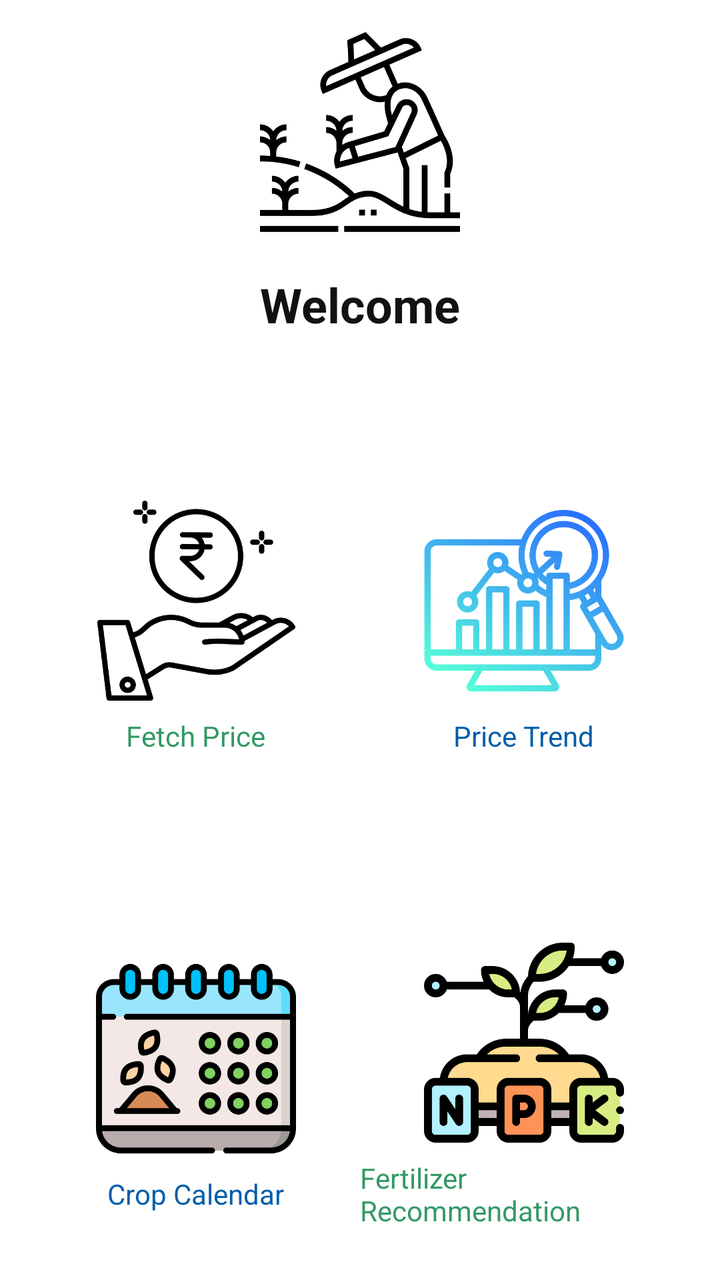
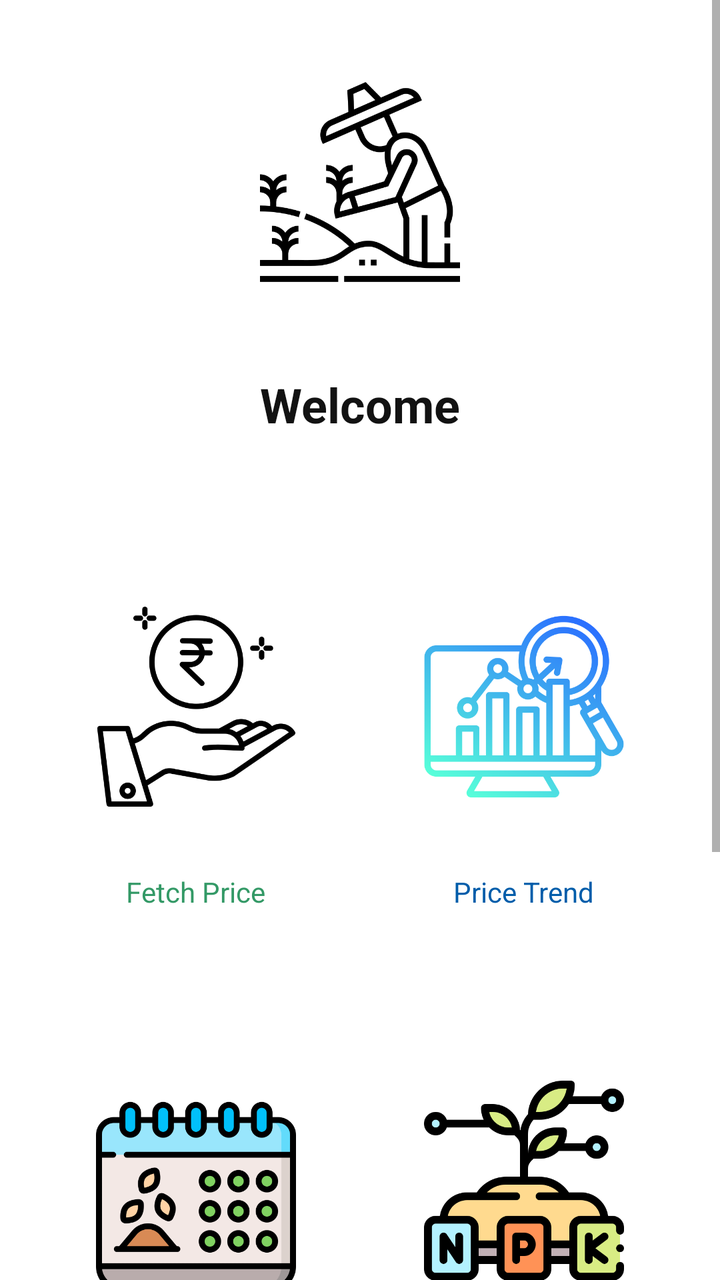

An Android layout rendered at two revisions. The XML below is the earlier revision; the diff shows what the commit changed to produce the second picture.
<!-- AndroidManifest.xml: application theme Theme.AgriPriceChecker -->
<!-- res/layout/activity_main.xml -->
<?xml version="1.0" encoding="utf-8"?>
<LinearLayout xmlns:android="http://schemas.android.com/apk/res/android"
    android:id="@+id/mainLayout"
    android:layout_width="match_parent"
    android:layout_height="match_parent"
    android:orientation="vertical"
    android:padding="16dp"
    android:background="@color/iffco_white"
    android:gravity="top">

    
    <ImageView
        android:layout_width="100dp"
        android:layout_height="100dp"
        android:layout_gravity="center"
        android:src="@drawable/farmer"
        android:background="@android:color/transparent"
        android:scaleType="fitCenter" />

    
    <TextView
        android:layout_width="wrap_content"
        android:layout_height="wrap_content"
        android:layout_gravity="center_horizontal"
        android:layout_marginTop="20dp"
        android:text="Welcome"
        android:textColor="@color/iffco_dark_gray"
        android:textSize="24sp"
        android:textStyle="bold" />

    
    <View
        android:layout_width="match_parent"
        android:layout_height="32dp" />

    
    <LinearLayout
        android:layout_width="match_parent"
        android:layout_height="wrap_content"
        android:orientation="horizontal"
        android:gravity="center"
        android:layout_marginBottom="24dp"
        android:layout_marginTop="50dp">

        
        <LinearLayout
            android:layout_width="0dp"
            android:layout_height="wrap_content"
            android:layout_weight="1"
            android:orientation="vertical"
            android:gravity="center">

            <ImageButton
                android:id="@+id/btnFetchPrice"
                android:layout_width="100dp"
                android:layout_height="100dp"
                android:src="@drawable/fetch_price"
                android:background="@android:color/transparent"
                android:scaleType="fitCenter" />

            <TextView
                android:layout_width="wrap_content"
                android:layout_height="wrap_content"
                android:text="Fetch Price"
                android:textColor="@color/iffco_green_light"
                android:textSize="14sp"
                android:layout_marginTop="8dp" />
        </LinearLayout>

        
        <LinearLayout
            android:layout_width="0dp"
            android:layout_height="wrap_content"
            android:layout_weight="1"
            android:orientation="vertical"
            android:gravity="center">

            <ImageButton
                android:id="@+id/btnChart"
                android:layout_width="100dp"
                android:layout_height="100dp"
                android:src="@drawable/price_trend"
                android:background="@android:color/transparent"
                android:scaleType="fitCenter" />

            <TextView
                android:layout_width="wrap_content"
                android:layout_height="wrap_content"
                android:text="Price Trend"
                android:textColor="@color/iffco_blue"
                android:textSize="14sp"
                android:layout_marginTop="8dp" />
        </LinearLayout>
    </LinearLayout>

    
    <View
        android:layout_width="match_parent"
        android:layout_height="20dp" />

    
    <LinearLayout
        android:layout_width="match_parent"
        android:layout_height="wrap_content"
        android:orientation="horizontal"
        android:gravity="center"
        android:layout_marginTop="50dp">

        
        <LinearLayout
            android:layout_width="0dp"
            android:layout_height="wrap_content"
            android:layout_weight="1"
            android:orientation="vertical"
            android:gravity="center">

            <ImageButton
                android:id="@+id/btnTip"
                android:layout_width="100dp"
                android:layout_height="100dp"
                android:src="@drawable/cropcalendar"
                android:background="@android:color/transparent"
                android:scaleType="fitCenter" />

            <TextView
                android:layout_width="wrap_content"
                android:layout_height="wrap_content"
                android:text="Crop Calendar"
                android:textSize="14sp"
                android:textColor="@color/iffco_blue"
                android:layout_marginTop="8dp" />
        </LinearLayout>

        
        <LinearLayout
            android:layout_width="0dp"
            android:layout_height="wrap_content"
            android:layout_weight="1"
            android:orientation="vertical"
            android:gravity="center">

            <ImageButton
                android:id="@+id/btnNews"
                android:layout_width="100dp"
                android:layout_height="100dp"
                android:src="@drawable/npk"
                android:background="@android:color/transparent"
                android:scaleType="fitCenter" />

            <TextView
                android:layout_width="wrap_content"
                android:layout_height="wrap_content"
                android:text="Fertilizer Recommendation"
                android:textColor="@color/iffco_green_light"
                android:textSize="14sp"
                android:layout_marginTop="8dp" />
        </LinearLayout>
    </LinearLayout>
</LinearLayout>
<!-- resources referenced by this layout -->
<resources>
  <color name="iffco_blue">#005DAA</color>
  <color name="iffco_dark_gray">#121212</color>
  <color name="iffco_green_light">#339966</color>
  <color name="iffco_white">#FFFFFF</color>
  <!-- drawable cropcalendar: png bitmap (drawable, 40437 bytes) -->
  <!-- drawable farmer: png bitmap (drawable, 23464 bytes) -->
  <!-- drawable fetch_price: png bitmap (drawable, 21748 bytes) -->
  <!-- drawable npk: png bitmap (drawable, 25942 bytes) -->
  <!-- drawable price_trend: png bitmap (drawable, 55913 bytes) -->
  <style name="Theme.AgriPriceChecker" parent="Theme.MaterialComponents.Light.DarkActionBar">
  
          
          <item name="colorPrimary">@color/iffco_green</item>
          <item name="colorPrimaryVariant">@color/iffco_blue</item>
          <item name="colorOnPrimary">@color/iffco_white</item>
  
          
          <item name="colorSecondary">@color/iffco_blue</item>
          <item name="colorOnSecondary">@color/iffco_white</item>
  
          
          <item name="android:windowBackground">@color/iffco_white</item>
  
          
          <item name="android:windowLightStatusBar" tools:targetApi="23">true</item>
  
      </style>
  <color name="iffco_green">#007A33</color>
</resources>

<!-- the commit's change to res/layout/activity_main.xml (unified diff, before → after) -->
@@ -1,159 +1,222 @@
 <?xml version="1.0" encoding="utf-8"?>
-<LinearLayout xmlns:android="http://schemas.android.com/apk/res/android"
-    android:id="@+id/mainLayout"
+<ScrollView xmlns:android="http://schemas.android.com/apk/res/android"
     android:layout_width="match_parent"
     android:layout_height="match_parent"
-    android:orientation="vertical"
-    android:padding="16dp"
-    android:background="@color/iffco_white"
-    android:gravity="top">
-
-    
-    <ImageView
-        android:layout_width="100dp"
-        android:layout_height="100dp"
-        android:layout_gravity="center"
-        android:src="@drawable/farmer"
-        android:background="@android:color/transparent"
-        android:scaleType="fitCenter" />
-
-    
-    <TextView
-        android:layout_width="wrap_content"
-        android:layout_height="wrap_content"
-        android:layout_gravity="center_horizontal"
-        android:layout_marginTop="20dp"
-        android:text="Welcome"
-        android:textColor="@color/iffco_dark_gray"
-        android:textSize="24sp"
-        android:textStyle="bold" />
-
-    
-    <View
-        android:layout_width="match_parent"
-        android:layout_height="32dp" />
-
-    
+    android:fillViewport="true">
+
     <LinearLayout
+        android:id="@+id/mainLayout"
         android:layout_width="match_parent"
         android:layout_height="wrap_content"
-        android:orientation="horizontal"
-        android:gravity="center"
-        android:layout_marginBottom="24dp"
-        android:layout_marginTop="50dp">
+        android:orientation="vertical"
+        android:padding="16dp"
+        android:background="@color/iffco_white"
+        android:gravity="top">
+
+        
+        <ImageView
+            android:layout_width="100dp"
+            android:layout_height="150dp"
+            android:layout_gravity="center"
+            android:src="@drawable/farmer"
+            android:background="@android:color/transparent"
+            android:scaleType="fitCenter" />
+
+        
+        <TextView
+            android:layout_width="wrap_content"
+            android:layout_height="wrap_content"
+            android:layout_gravity="center_horizontal"
+            android:layout_marginTop="20dp"
+            android:text="Welcome"
+            android:textColor="@color/iffco_dark_gray"
+            android:textSize="24sp"
+            android:textStyle="bold" />
+
+        <View
+            android:layout_width="match_parent"
+            android:layout_height="20dp" />
 
         
         <LinearLayout
-            android:layout_width="0dp"
-            android:layout_height="wrap_content"
-            android:layout_weight="1"
-            android:orientation="vertical"
-            android:gravity="center">
-
-            <ImageButton
-                android:id="@+id/btnFetchPrice"
-                android:layout_width="100dp"
-                android:layout_height="100dp"
-                android:src="@drawable/fetch_price"
-                android:background="@android:color/transparent"
-                android:scaleType="fitCenter" />
-
-            <TextView
-                android:layout_width="wrap_content"
-                android:layout_height="wrap_content"
-                android:text="Fetch Price"
-                android:textColor="@color/iffco_green_light"
-                android:textSize="14sp"
-                android:layout_marginTop="8dp" />
+            android:layout_width="match_parent"
+            android:layout_height="wrap_content"
+            android:orientation="horizontal"
+            android:gravity="center"
+            android:layout_marginTop="40dp">
+
+            <LinearLayout
+                android:layout_width="0dp"
+                android:layout_height="wrap_content"
+                android:layout_weight="1"
+                android:orientation="vertical"
+                android:gravity="center">
+
+                <ImageButton
+                    android:id="@+id/btnFetchPrice"
+                    android:layout_width="100dp"
+                    android:layout_height="150dp"
+                    android:src="@drawable/fetch_price"
+                    android:background="@android:color/transparent"
+                    android:scaleType="fitCenter" />
+
+                <TextView
+                    android:layout_width="wrap_content"
+                    android:layout_height="wrap_content"
+                    android:text="Fetch Price"
+                    android:textColor="@color/iffco_green_light"
+                    android:textSize="14sp"
+                    android:layout_marginTop="8dp" />
+            </LinearLayout>
+
+            <LinearLayout
+                android:layout_width="0dp"
+                android:layout_height="wrap_content"
+                android:layout_weight="1"
+                android:orientation="vertical"
+                android:gravity="center">
+
+                <ImageButton
+                    android:id="@+id/btnChart"
+                    android:layout_width="100dp"
+                    android:layout_height="150dp"
+                    android:src="@drawable/price_trend"
+                    android:background="@android:color/transparent"
+                    android:scaleType="fitCenter" />
+
+                <TextView
+                    android:layout_width="wrap_content"
+                    android:layout_height="wrap_content"
+                    android:text="Price Trend"
+                    android:textColor="@color/iffco_blue"
+                    android:textSize="14sp"
+                    android:layout_marginTop="8dp" />
+            </LinearLayout>
         </LinearLayout>
 
+        <View
+            android:layout_width="match_parent"
+            android:layout_height="20dp" />
+
         
         <LinearLayout
-            android:layout_width="0dp"
-            android:layout_height="wrap_content"
-            android:layout_weight="1"
-            android:orientation="vertical"
-            android:gravity="center">
-
-            <ImageButton
-                android:id="@+id/btnChart"
-                android:layout_width="100dp"
-                android:layout_height="100dp"
-                android:src="@drawable/price_trend"
-                android:background="@android:color/transparent"
-                android:scaleType="fitCenter" />
-
-            <TextView
-                android:layout_width="wrap_content"
-                android:layout_height="wrap_content"
-                android:text="Price Trend"
-                android:textColor="@color/iffco_blue"
-                android:textSize="14sp"
-                android:layout_marginTop="8dp" />
+            android:layout_width="match_parent"
+            android:layout_height="wrap_content"
+            android:orientation="horizontal"
+            android:gravity="center"
+            android:layout_marginTop="40dp">
+
+            <LinearLayout
+                android:layout_width="0dp"
+                android:layout_height="wrap_content"
+                android:layout_weight="1"
+                android:orientation="vertical"
+                android:gravity="center">
+
+                <ImageButton
+                    android:id="@+id/btnTip"
+                    android:layout_width="100dp"
+                    android:layout_height="150dp"
+                    android:src="@drawable/cropcalendar"
+                    android:background="@android:color/transparent"
+                    android:scaleType="fitCenter" />
+
+                <TextView
+                    android:layout_width="wrap_content"
+                    android:layout_height="wrap_content"
+                    android:text="Crop Calendar"
+                    android:textColor="@color/iffco_blue"
+                    android:textSize="14sp"
+                    android:layout_marginTop="8dp" />
+            </LinearLayout>
+
+            <LinearLayout
+                android:layout_width="0dp"
+                android:layout_height="wrap_content"
+                android:layout_weight="1"
+                android:orientation="vertical"
+                android:gravity="center">
+
+                <ImageButton
+                    android:id="@+id/btnNews"
+                    android:layout_width="100dp"
+                    android:layout_height="150dp"
+                    android:src="@drawable/npk"
+                    android:background="@android:color/transparent"
+                    android:scaleType="fitCenter" />
+
+                <TextView
+                    android:layout_width="wrap_content"
+                    android:layout_height="wrap_content"
+                    android:text="Fertilizer Recommendation"
+                    android:textColor="@color/iffco_green_light"
+                    android:textSize="14sp"
+                    android:layout_marginTop="8dp" />
+            </LinearLayout>
         </LinearLayout>
+
+        <View
+            android:layout_width="match_parent"
+            android:layout_height="20dp" />
+
+        
+        <LinearLayout
+            android:layout_width="match_parent"
+            android:layout_height="wrap_content"
+            android:orientation="horizontal"
+            android:gravity="center"
+            android:layout_marginTop="40dp">
+
+            
+            <LinearLayout
+                android:layout_width="0dp"
+                android:layout_height="wrap_content"
+                android:layout_weight="1"
+                android:orientation="vertical"
+                android:gravity="center">
+
+                <ImageButton
+                    android:id="@+id/btnWeather"
+                    android:layout_width="100dp"
+                    android:layout_height="150dp"
+                    android:src="@drawable/weather"
+                    android:background="@android:color/transparent"
+                    android:scaleType="fitCenter" />
+
+                <TextView
+                    android:layout_width="wrap_content"
+                    android:layout_height="wrap_content"
+                    android:text="Weather Forecast"
+                    android:textColor="@color/iffco_blue"
+                    android:textSize="14sp"
+                    android:layout_marginTop="8dp" />
+            </LinearLayout>
+
+            
+            <LinearLayout
+                android:layout_width="0dp"
+                android:layout_height="wrap_content"
+                android:layout_weight="1"
+                android:orientation="vertical"
+                android:gravity="center">
+
+                <ImageButton
+                    android:id="@+id/btnDisease"
+                    android:layout_width="100dp"
+                    android:layout_height="150dp"
+                    android:src="@drawable/crop_disease"
+                    android:background="@android:color/transparent"
+                    android:scaleType="fitCenter" />
+
+                <TextView
+                    android:layout_width="wrap_content"
+                    android:layout_height="wrap_content"
+                    android:text="Disease Detection"
+                    android:textColor="@color/iffco_green_light"
+                    android:textSize="14sp"
+                    android:layout_marginTop="8dp" />
+            </LinearLayout>
+        </LinearLayout>
+
     </LinearLayout>
-
-    
-    <View
-        android:layout_width="match_parent"
-        android:layout_height="20dp" />
-
-    
-    <LinearLayout
-        android:layout_width="match_parent"
-        android:layout_height="wrap_content"
-        android:orientation="horizontal"
-        android:gravity="center"
-        android:layout_marginTop="50dp">
-
-        
-        <LinearLayout
-            android:layout_width="0dp"
-            android:layout_height="wrap_content"
-            android:layout_weight="1"
-            android:orientation="vertical"
-            android:gravity="center">
-
-            <ImageButton
-                android:id="@+id/btnTip"
-                android:layout_width="100dp"
-                android:layout_height="100dp"
-                android:src="@drawable/cropcalendar"
-                android:background="@android:color/transparent"
-                android:scaleType="fitCenter" />
-
-            <TextView
-                android:layout_width="wrap_content"
-                android:layout_height="wrap_content"
-                android:text="Crop Calendar"
-                android:textSize="14sp"
-                android:textColor="@color/iffco_blue"
-                android:layout_marginTop="8dp" />
-        </LinearLayout>
-
-        
-        <LinearLayout
-            android:layout_width="0dp"
-            android:layout_height="wrap_content"
-            android:layout_weight="1"
-            android:orientation="vertical"
-            android:gravity="center">
-
-            <ImageButton
-                android:id="@+id/btnNews"
-                android:layout_width="100dp"
-                android:layout_height="100dp"
-                android:src="@drawable/npk"
-                android:background="@android:color/transparent"
-                android:scaleType="fitCenter" />
-
-            <TextView
-                android:layout_width="wrap_content"
-                android:layout_height="wrap_content"
-                android:text="Fertilizer Recommendation"
-                android:textColor="@color/iffco_green_light"
-                android:textSize="14sp"
-                android:layout_marginTop="8dp" />
-        </LinearLayout>
-    </LinearLayout>
-</LinearLayout>
+</ScrollView>
<!-- resource entries referenced after the edit -->
@@ -4,11 +4,13 @@
   <color name="iffco_dark_gray">#121212</color>
   <color name="iffco_green_light">#339966</color>
   <color name="iffco_white">#FFFFFF</color>
+  <!-- drawable crop_disease: png bitmap (drawable, 53795 bytes) -->
   <!-- drawable cropcalendar: png bitmap (drawable, 40437 bytes) -->
   <!-- drawable farmer: png bitmap (drawable, 23464 bytes) -->
   <!-- drawable fetch_price: png bitmap (drawable, 21748 bytes) -->
   <!-- drawable npk: png bitmap (drawable, 25942 bytes) -->
   <!-- drawable price_trend: png bitmap (drawable, 55913 bytes) -->
+  <!-- drawable weather: png bitmap (drawable, 13980 bytes) -->
   <style name="Theme.AgriPriceChecker" parent="Theme.MaterialComponents.Light.DarkActionBar">
   
           
